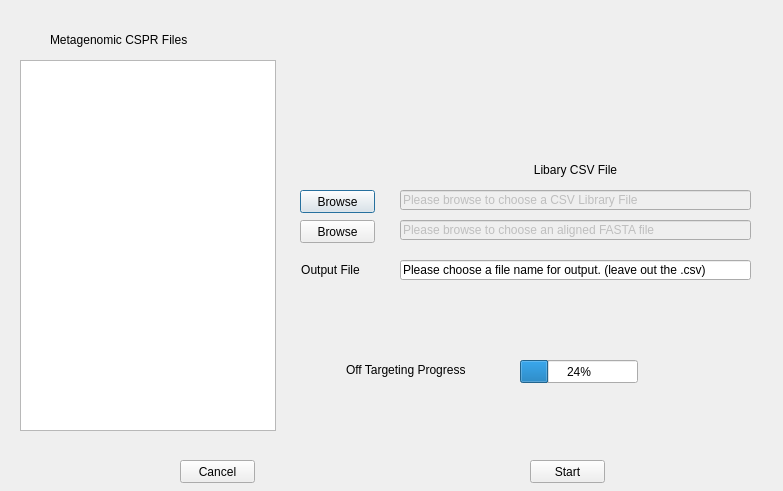
The window that ot_vip.ui (ddooley2/CASPERapp_2.0) describes before a commit, drawn with Qt 5.
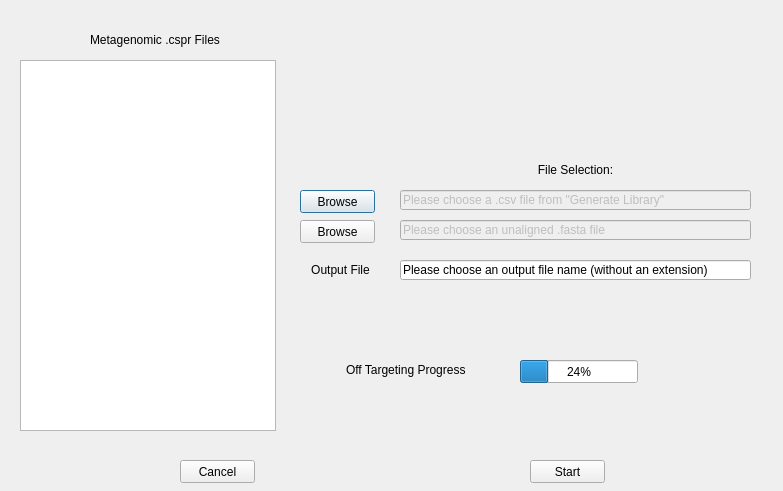
The same window after the commit.

Commit message: Grammatical and visual tweaks to CASPERvip GUIs -David

Patch:
```diff
--- a/ot_vip.ui
+++ b/ot_vip.ui
@@ -29,14 +29,14 @@
   <widget class="QLabel" name="label">
    <property name="geometry">
     <rect>
-     <x>50</x>
+     <x>90</x>
      <y>30</y>
      <width>201</width>
      <height>20</height>
     </rect>
    </property>
    <property name="text">
-    <string>Metagenomic CSPR Files</string>
+    <string>Metagenomic .cspr Files</string>
    </property>
   </widget>
   <widget class="QProgressBar" name="progressBar">
@@ -84,7 +84,7 @@
     <string>&lt;html&gt;&lt;head/&gt;&lt;body&gt;&lt;p&gt;Choose a CSV file generated by the Generate Library functionality.&lt;/p&gt;&lt;p&gt;Make sure that the 'Output All Data' option has been selected&lt;/p&gt;&lt;/body&gt;&lt;/html&gt;</string>
    </property>
    <property name="text">
-    <string>Please browse to choose a CSV Library File</string>
+    <string>Please choose a .csv file from &quot;Generate Library&quot;</string>
    </property>
   </widget>
   <widget class="QLabel" name="label_3">
@@ -97,7 +97,7 @@
     </rect>
    </property>
    <property name="text">
-    <string>&lt;html&gt;&lt;head/&gt;&lt;body&gt;&lt;p align=&quot;center&quot;&gt;Libary CSV File&lt;/p&gt;&lt;/body&gt;&lt;/html&gt;</string>
+    <string>&lt;html&gt;&lt;head/&gt;&lt;body&gt;&lt;p align=&quot;center&quot;&gt;File Selection:&lt;/p&gt;&lt;/body&gt;&lt;/html&gt;</string>
    </property>
   </widget>
   <widget class="QPushButton" name="browse_button_lib">
@@ -164,7 +164,7 @@
     <string>&lt;html&gt;&lt;head/&gt;&lt;body&gt;&lt;p&gt;Please browse for an aligned FASTA file.&lt;/p&gt;&lt;/body&gt;&lt;/html&gt;</string>
    </property>
    <property name="text">
-    <string>Please browse to choose an aligned FASTA file</string>
+    <string>Please choose an unaligned .fasta file</string>
    </property>
   </widget>
   <widget class="QPushButton" name="browse_button_fasta">
@@ -186,7 +186,7 @@
   <widget class="QLabel" name="label_4">
    <property name="geometry">
     <rect>
-     <x>290</x>
+     <x>300</x>
      <y>260</y>
      <width>81</width>
      <height>20</height>
@@ -212,7 +212,7 @@
     <string>&lt;html&gt;&lt;head/&gt;&lt;body&gt;&lt;p&gt;Type in a file name for output. Please leave out the .csv, as the program will automatically output to a CSV file.&lt;/p&gt;&lt;/body&gt;&lt;/html&gt;</string>
    </property>
    <property name="text">
-    <string>Please choose a file name for output. (leave out the .csv)</string>
+    <string>Please choose an output file name (without an extension)</string>
    </property>
   </widget>
  </widget>
```
The commit also changes 5 other files.
